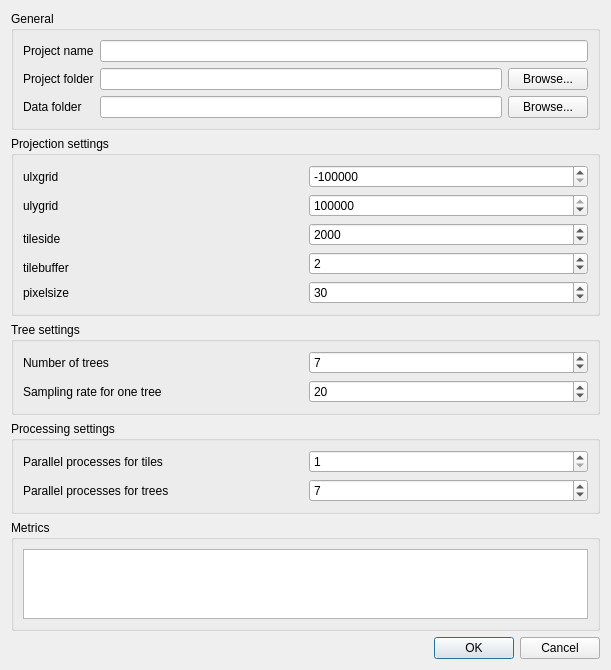
Before: the Qt Designer form umdprojectdialogbase.ui in nextgis/UMD_GLAD, drawn with Qt 5.
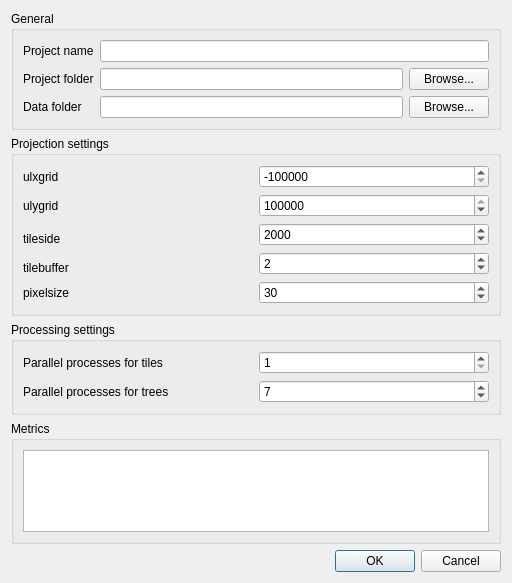
After: the same form once the commit is applied. Custom widgets are drawn as their Qt base class.

Commit message: partially working mosaic dialog

What changed in the file:
```diff
--- a/umdprojectdialogbase.ui
+++ b/umdprojectdialogbase.ui
@@ -6,8 +6,8 @@
    <rect>
     <x>0</x>
     <y>0</y>
-    <width>611</width>
-    <height>665</height>
+    <width>512</width>
+    <height>583</height>
    </rect>
   </property>
   <property name="windowTitle">
@@ -176,58 +176,6 @@
      </layout>
     </widget>
    </item>
-   <item>
-    <widget class="QgsCollapsibleGroupBox" name="groupBox_3">
-     <property name="title">
-      <string>Tree settings</string>
-     </property>
-     <layout class="QGridLayout" name="gridLayout_3">
-      <item row="0" column="0">
-       <widget class="QLabel" name="label_9">
-        <property name="text">
-         <string>Number of trees</string>
-        </property>
-       </widget>
-      </item>
-      <item row="0" column="1">
-       <widget class="QSpinBox" name="spnNumTrees">
-        <property name="minimum">
-         <number>1</number>
-        </property>
-        <property name="maximum">
-         <number>25</number>
-        </property>
-        <property name="singleStep">
-         <number>2</number>
-        </property>
-        <property name="value">
-         <number>7</number>
-        </property>
-       </widget>
-      </item>
-      <item row="1" column="0">
-       <widget class="QLabel" name="label_10">
-        <property name="text">
-         <string>Sampling rate for one tree</string>
-        </property>
-       </widget>
-      </item>
-      <item row="1" column="1">
-       <widget class="QSpinBox" name="spnSelectPersent">
-        <property name="minimum">
-         <number>1</number>
-        </property>
-        <property name="maximum">
-         <number>100</number>
-        </property>
-        <property name="value">
-         <number>20</number>
-        </property>
-       </widget>
-      </item>
-     </layout>
-    </widget>
-   </item>
    <item>
     <widget class="QgsCollapsibleGroupBox" name="groupBox_4">
      <property name="title">
```
The commit also changes 7 other files.
